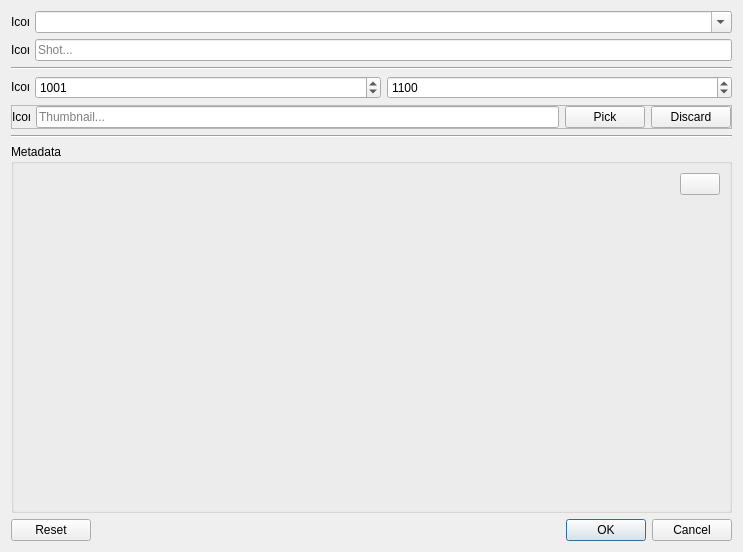
The window that fxquinox/ui/create_shot.ui (healkeiser/fxquinox) describes before a commit, drawn with Qt 5.
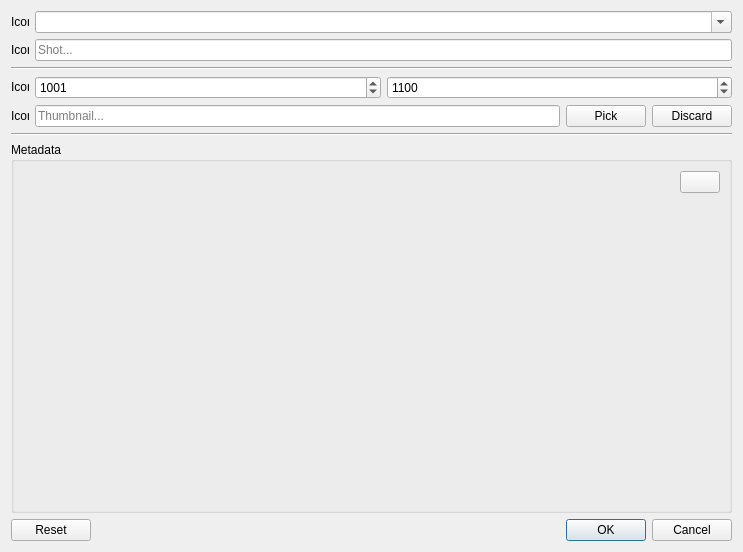
The same window after the commit.

```diff
--- a/fxquinox/ui/create_shot.ui
+++ b/fxquinox/ui/create_shot.ui
@@ -138,10 +138,13 @@
       </sizepolicy>
      </property>
      <property name="frameShape">
-      <enum>QFrame::StyledPanel</enum>
+      <enum>QFrame::NoFrame</enum>
      </property>
      <property name="frameShadow">
-      <enum>QFrame::Raised</enum>
+      <enum>QFrame::Plain</enum>
+     </property>
+     <property name="lineWidth">
+      <number>0</number>
      </property>
      <layout class="QHBoxLayout" name="horizontalLayout">
       <property name="leftMargin">
```
Left out of the diff: 24 changed lines with no effect on the pictures.
